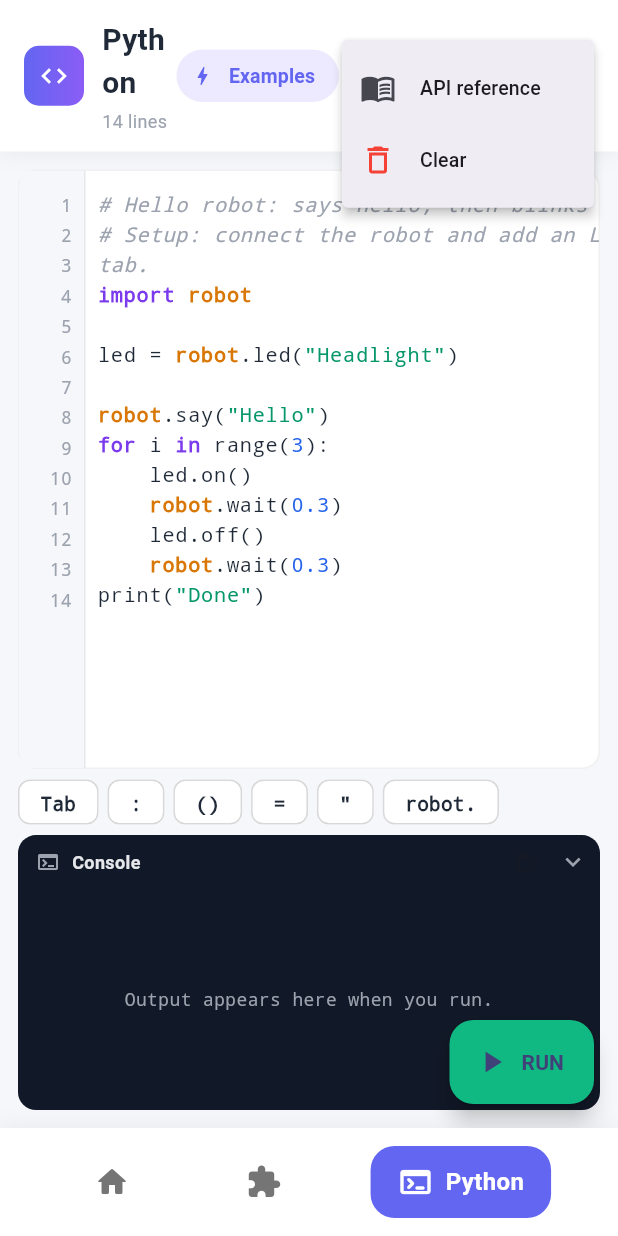
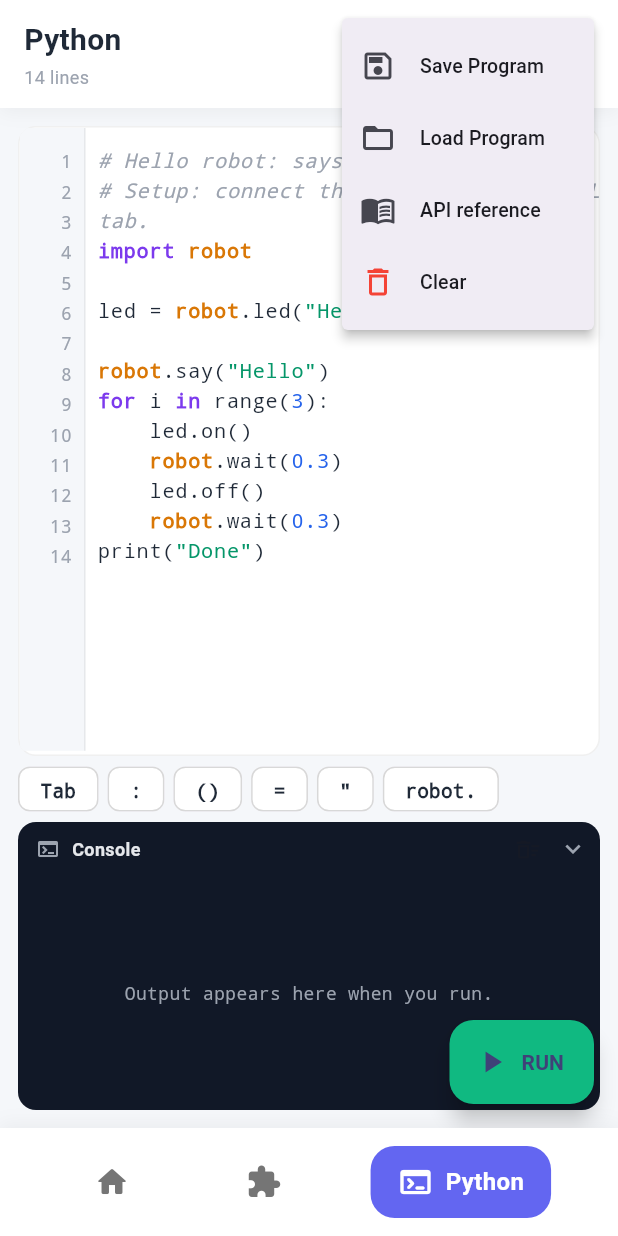
Before and after one commit to mohamed-cherif/do-robotics, a Flutter app: the screen it shows after launch, item 3 of the bottom bar chosen, after a tap on the "more vert" icon, on a phone screen of 412 x 824 dp. Run offline on Flutter 3.47's test engine with Material 3 defaults, Android fonts, the phone set to English and light mode, and no system bars; our stand-ins replace camera, flutter_blue_plus, flutter_tts, multicast_dns, permission_handler, sensors_plus and 2 more; missing offline and left inert: tflite_flutter, usb_serial.

Commit message:
Python tab: header no longer overflows on 360 dp phones
A widget test at 360 x 740 dp showed the header Row overflowing by 50 px.
Save/Load move into the ⋮ menu (as in the Blocks tab); on narrow screens
the decorative icon is hidden and Examples is icon-only.

Co-Authored-By: Claude Opus 5.5 (1M context) <noreply@anthropic.com>

```diff
--- a/lib/ui/python_page.dart
+++ b/lib/ui/python_page.dart
@@ -963,6 +963,8 @@ class _PythonPageState extends State<PythonPage> {
 
   Widget _buildHeader() {
     final isRunning = _state == ExecutionState.running;
+    // On narrow phones (360 dp) the full header overflowed by ~50 px.
+    final narrow = MediaQuery.sizeOf(context).width < 420;
     return Container(
       padding: const EdgeInsets.symmetric(horizontal: 16, vertical: 12),
       decoration: BoxDecoration(
@@ -977,6 +979,7 @@ class _PythonPageState extends State<PythonPage> {
       ),
       child: Row(
         children: [
+          if (!narrow) ...[
             Container(
               padding: const EdgeInsets.all(10),
               decoration: BoxDecoration(
@@ -986,6 +989,7 @@ class _PythonPageState extends State<PythonPage> {
               child: const Icon(Icons.code, color: Colors.white, size: 20),
             ),
             const SizedBox(width: 12),
+          ],
           Expanded(
             child: Column(
               crossAxisAlignment: CrossAxisAlignment.start,
@@ -1014,6 +1018,9 @@ class _PythonPageState extends State<PythonPage> {
               ],
             ),
           ),
+          if (narrow)
+            _headerIcon(Icons.bolt, 'Examples', _showExamplesSheet)
+          else
           ActionChip(
             avatar: const Icon(Icons.bolt, size: 16, color: _kIndigo),
             label: const Text('Examples'),
@@ -1025,14 +1032,18 @@ class _PythonPageState extends State<PythonPage> {
           ),
           const SizedBox(width: 2),
           _headerIcon(Icons.check_circle_outline, 'Check syntax', _check),
-          _headerIcon(Icons.save_outlined, 'Save Program', _showSaveDialog),
-          _headerIcon(Icons.folder_open_outlined, 'Load Program', _showLoadDialog),
           PopupMenuButton<String>(
             icon: const Icon(Icons.more_vert, size: 20),
             tooltip: 'More options',
             padding: EdgeInsets.zero,
             onSelected: (value) {
               switch (value) {
+                case 'save':
+                  _showSaveDialog();
+                  break;
+                case 'load':
+                  _showLoadDialog();
+                  break;
                 case 'api':
                   _showApiReference();
                   break;
@@ -1042,6 +1053,24 @@ class _PythonPageState extends State<PythonPage> {
               }
             },
             itemBuilder: (context) => const [
+              PopupMenuItem(
+                value: 'save',
+                child: ListTile(
+                  leading: Icon(Icons.save_outlined),
+                  title: Text('Save Program'),
+                  contentPadding: EdgeInsets.zero,
+                  dense: true,
+                ),
+              ),
+              PopupMenuItem(
+                value: 'load',
+                child: ListTile(
+                  leading: Icon(Icons.folder_open_outlined),
+                  title: Text('Load Program'),
+                  contentPadding: EdgeInsets.zero,
+                  dense: true,
+                ),
+              ),
               PopupMenuItem(
                 value: 'api',
                 child: ListTile(
```
Also changed, not shown: 1 other file. Lines whose indentation alone changed are shown as unchanged.
